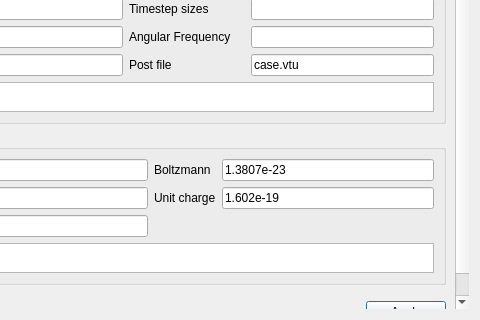
First picture: the form in ElmerGUI/Application/forms/generalsetup.ui, repository ElmerCSC/elmerfem, before the edit; both pictures show x 207 to 687 and y 350 to 670 of the 687 by 670 pixel window.
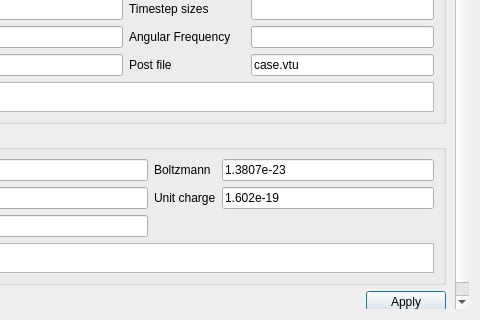
Second picture: the form after the edit. Icons and pictures are not drawn.

Commit message:
Adjustments for Setup dialog and GL control dialog
- Free texts will be expanded when enlarging Setup dialog
- Enlarged labels for PosX, Y and Z in GL control dialog

Patch:
```diff
--- a/ElmerGUI/Application/forms/generalsetup.ui
+++ b/ElmerGUI/Application/forms/generalsetup.ui
@@ -592,22 +592,6 @@
          </layout>
         </widget>
        </item>
-       <item>
-        <spacer>
-         <property name="orientation">
-          <enum>Qt::Vertical</enum>
-         </property>
-         <property name="sizeType">
-          <enum>QSizePolicy::MinimumExpanding</enum>
-         </property>
-         <property name="sizeHint" stdset="0">
-          <size>
-           <width>19</width>
-           <height>10</height>
-          </size>
-         </property>
-        </spacer>
-       </item>
        <item>
         <layout class="QHBoxLayout">
          <item>
```
Left out of the diff: 24 changed lines with no effect on the pictures. The commit also changes 1 other file.
